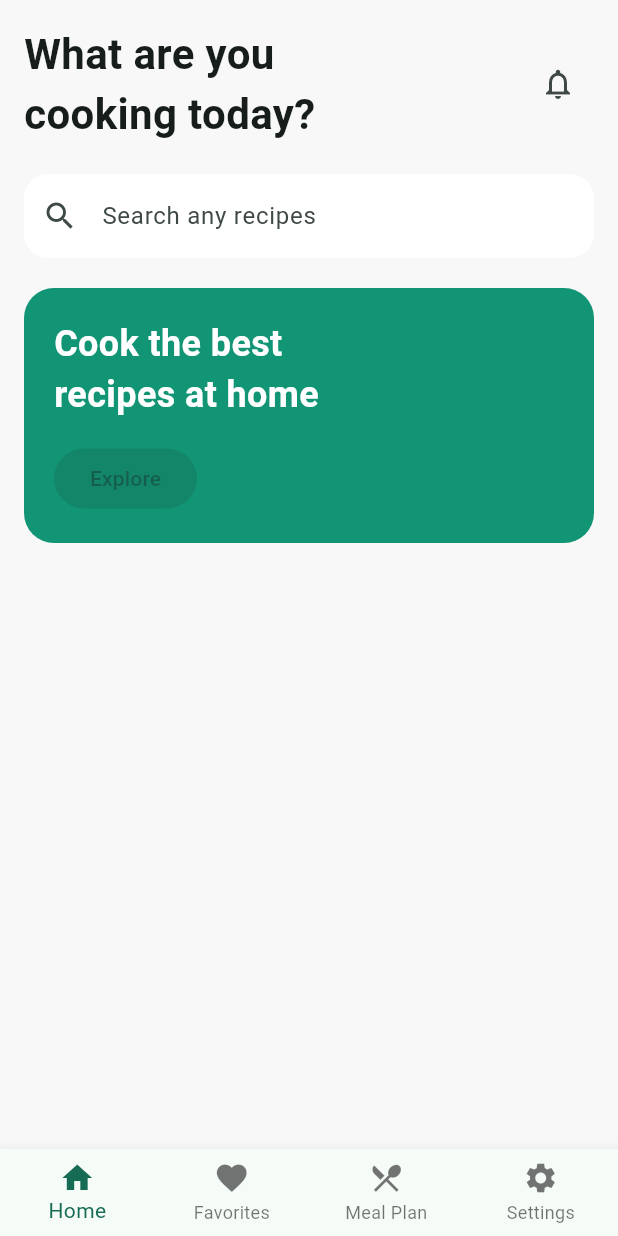
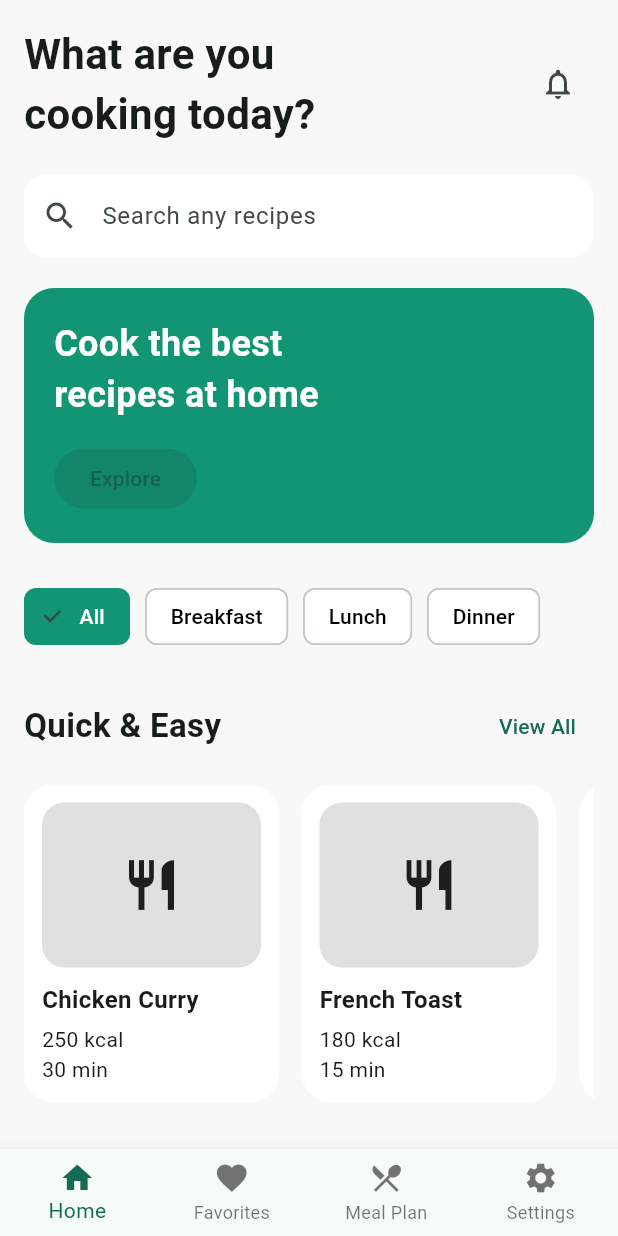
Before and after one commit to mdrayhanul-011/mega-assignment-flutter-recipe-app-by-rayhan22cse011, a Flutter app: the screen it shows after launch, on a phone screen of 412 x 824 dp. Run offline on Flutter 3.47's test engine with Material 3 defaults, Android fonts, the phone set to English and light mode, and no system bars; our stand-ins replace firebase_core; accounts and stored records are empty; Roboto replaces fonts that are missing (Poppins).

Commit message:
Add category chips and recipe cards

```diff
--- a/lib/screens/home/home_screen.dart
+++ b/lib/screens/home/home_screen.dart
@@ -2,8 +2,10 @@ import 'package:flutter/material.dart';
 
 import '../../utils/app_constants.dart';
 import '../../widgets/bottom_nav_bar.dart';
+import '../../widgets/category_chip.dart';
 import '../../widgets/custom_search_bar.dart';
 import '../../widgets/home_banner.dart';
+import '../../widgets/recipe_card.dart';
 
 class HomeScreen extends StatelessWidget {
   const HomeScreen({super.key});
@@ -13,6 +15,7 @@ class HomeScreen extends StatelessWidget {
     return Scaffold(
       bottomNavigationBar: const CustomBottomNavBar(),
       body: SafeArea(
+        child: SingleChildScrollView(
           child: Padding(
             padding: const EdgeInsets.all(AppConstants.defaultPadding),
             child: Column(
@@ -43,7 +46,72 @@ class HomeScreen extends StatelessWidget {
                 const SizedBox(height: 20),
 
                 const HomeBanner(),
+
+                const SizedBox(height: 25),
+
+                const SingleChildScrollView(
+                  scrollDirection: Axis.horizontal,
+                  child: Row(
+                    children: [
+                      CategoryChip(
+                        title: "All",
+                        isSelected: true,
+                      ),
+                      CategoryChip(title: "Breakfast"),
+                      CategoryChip(title: "Lunch"),
+                      CategoryChip(title: "Dinner"),
                     ],
+                  ),
+                ),
+
+                const SizedBox(height: 25),
+
+                Row(
+                  mainAxisAlignment: MainAxisAlignment.spaceBetween,
+                  children: [
+                    const Text(
+                      "Quick & Easy",
+                      style: TextStyle(
+                        fontSize: 22,
+                        fontWeight: FontWeight.bold,
+                      ),
+                    ),
+                    TextButton(
+                      onPressed: () {},
+                      child: const Text("View All"),
+                    ),
+                  ],
+                ),
+
+                const SizedBox(height: 15),
+
+                const SingleChildScrollView(
+                  scrollDirection: Axis.horizontal,
+                  child: Row(
+                    children: [
+                      RecipeCard(
+                        title: "Chicken Curry",
+                        calories: "250 kcal",
+                        time: "30 min",
+                      ),
+                      RecipeCard(
+                        title: "French Toast",
+                        calories: "180 kcal",
+                        time: "15 min",
+                      ),
+                      RecipeCard(
+                        title: "Mexican Pizza",
+                        calories: "320 kcal",
+                        time: "40 min",
+                      ),
+                    ],
+                  ),
+                ),
+
+                // Bottom Navigation এর সাথে gap রাখার জন্য
+                const SizedBox(height: 25),
+              ],
+            ),
           ),
         ),
       ),
--- /dev/null
+++ b/lib/widgets/category_chip.dart
@@ -0,0 +1,31 @@
+import 'package:flutter/material.dart';
+
+import '../utils/app_colors.dart';
+
+class CategoryChip extends StatelessWidget {
+  final String title;
+  final bool isSelected;
+
+  const CategoryChip({
+    super.key,
+    required this.title,
+    this.isSelected = false,
+  });
+
+  @override
+  Widget build(BuildContext context) {
+    return Container(
+      margin: const EdgeInsets.only(right: 10),
+      child: ChoiceChip(
+        label: Text(title),
+        selected: isSelected,
+        onSelected: (_) {},
+        selectedColor: AppColors.primary,
+        backgroundColor: Colors.white,
+        labelStyle: TextStyle(
+          color: isSelected ? Colors.white : Colors.black,
+        ),
+      ),
+    );
+  }
+}
--- /dev/null
+++ b/lib/widgets/recipe_card.dart
@@ -0,0 +1,58 @@
+import 'package:flutter/material.dart';
+
+class RecipeCard extends StatelessWidget {
+  final String title;
+  final String calories;
+  final String time;
+
+  const RecipeCard({
+    super.key,
+    required this.title,
+    required this.calories,
+    required this.time,
+  });
+
+  @override
+  Widget build(BuildContext context) {
+    return Container(
+      width: 170,
+      margin: const EdgeInsets.only(right: 15),
+      decoration: BoxDecoration(
+        color: Colors.white,
+        borderRadius: BorderRadius.circular(20),
+      ),
+      child: Padding(
+        padding: const EdgeInsets.all(12),
+        child: Column(
+          crossAxisAlignment: CrossAxisAlignment.start,
+          children: [
+            Container(
+              height: 110,
+              decoration: BoxDecoration(
+                color: Colors.grey.shade300,
+                borderRadius: BorderRadius.circular(15),
+              ),
+              child: const Center(
+                child: Icon(
+                  Icons.restaurant,
+                  size: 40,
+                ),
+              ),
+            ),
+            const SizedBox(height: 10),
+            Text(
+              title,
+              style: const TextStyle(
+                fontWeight: FontWeight.bold,
+                fontSize: 16,
+              ),
+            ),
+            const SizedBox(height: 5),
+            Text(calories),
+            Text(time),
+          ],
+        ),
+      ),
+    );
+  }
+}
```
Lines whose indentation alone changed are shown as unchanged.
